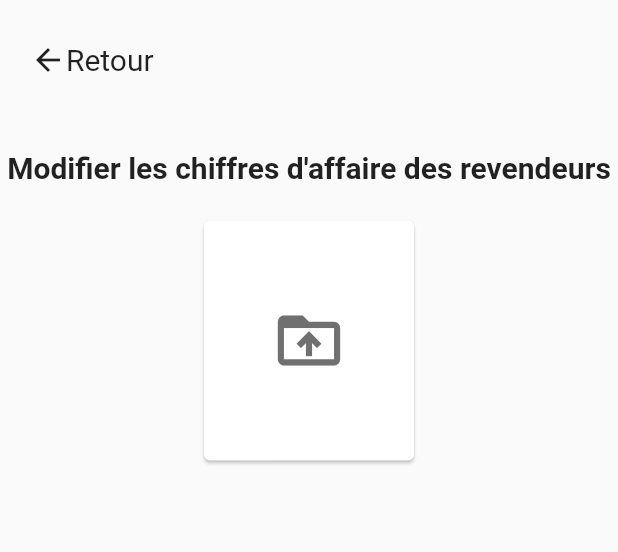
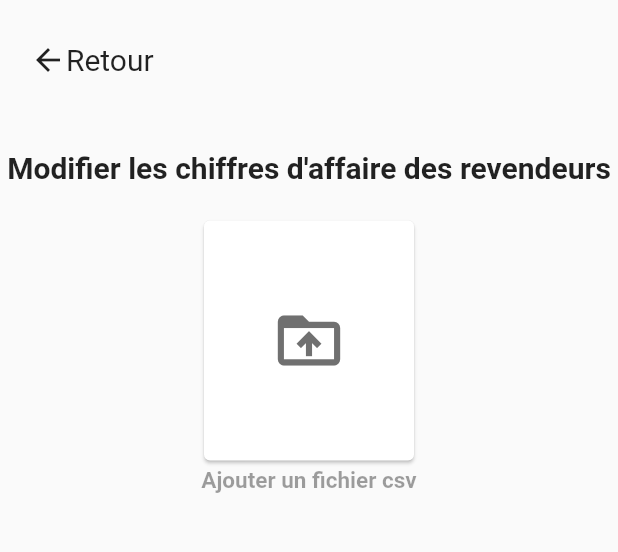
Before and after one commit to M-Farih/BC-App-Flutter, a Flutter app: the UploadCsv screen opened by its route, on a phone screen of 412 x 824 dp, the part 84-636 px from its top. Run offline on Flutter 3.47's test engine with Material 2 defaults, Android fonts, the light colour scheme and no system bars; our stand-ins replace another_flushbar, audioplayers, awesome_dialog, bubble, bubble_bottom_bar, carousel_slider and 13 more; missing offline and left inert: flutter_audio_recorder, flutter_phone_direct_caller; accounts and stored records are empty.

Commit message:
new firebase config - show default image when the image from api is null

```diff
--- a/lib/views/_admin/uploadCsv.dart
+++ b/lib/views/_admin/uploadCsv.dart
@@ -36,7 +36,6 @@ class _UploadCsvState extends State<UploadCsv> {
       print('no pdf selected');
     }
   }
-
 
   @override
   Widget build(BuildContext context) {
@@ -134,6 +133,10 @@ class _UploadCsvState extends State<UploadCsv> {
               ),
             ),
 
+            Text('Ajouter un fichier csv',
+              style: TextStyle(fontSize: 15, fontWeight: FontWeight.bold, color: Colors.black38),
+              textAlign: TextAlign.center,
+            ),
           ],
         ),
       ),
--- a/lib/views/_revendeur/profil/profilPage.dart
+++ b/lib/views/_revendeur/profil/profilPage.dart
@@ -73,7 +73,6 @@ class _ProfilePageState extends State<ProfilePage> {
       Provider.of<AuthProvider>(context, listen: false).getUserFromSP().then((value){
         Provider.of<UserProvider>(context, listen: false).getSellerByIdForSp(Provider.of<AuthProvider>(context, listen: false).iduser).then((value) {
 
-          print('hhhhhhhhhh');
           id = authProvider.iduser;
           fname = userProvider.currentUser.firstName;
           lname = userProvider.currentUser.lastName;
@@ -94,8 +93,6 @@ class _ProfilePageState extends State<ProfilePage> {
           addressController.text = address;
           phoneController.text = phone;
         });
-
-
       });
     });
   }
--- a/lib/views/widgets/productCard.dart
+++ b/lib/views/widgets/productCard.dart
@@ -48,7 +48,9 @@ class _ProductCardState extends State<ProductCard> {
                     SizedBox(height: 20.0),
                     SizedBox(
                         height: 120,
-                        child: Image.network('${widget.imgPath}', fit: BoxFit.contain,)
+                        child: widget.imgPath != ""
+                            ?Image.network('${widget.imgPath}', fit: BoxFit.contain)
+                            :Image.asset('assets/images/dummyproduct.jpg')
                     ),
                     SizedBox(height: 20.0),
                     Row(
--- a/pubspec.yaml
+++ b/pubspec.yaml
@@ -106,6 +106,7 @@ flutter:
     - assets/images/bclogo.jpg
     - assets/images/promo.png
     - assets/images/adminbc.png
+    - assets/images/dummyproduct.jpg
     - assets/send.mp3
 
 
```
Also changed, not shown: assets/images/dummyproduct.jpg (added), 2 other files.
